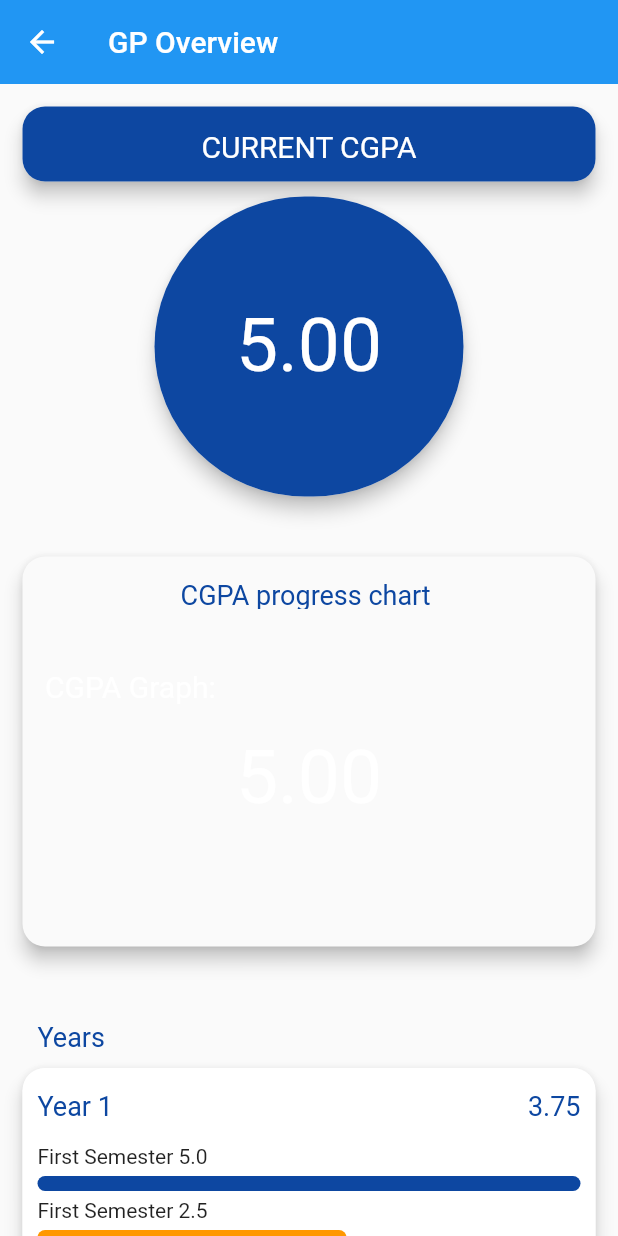
After one commit to matthewmoyongho/my_grade_tracker, a Flutter app: the OverviewScreen screen opened by its route, after a tap on an icon or button, on a phone screen of 412 x 824 dp. The commit adds this screen. Run offline on Flutter 3.47's test engine with Material 2 defaults, Android fonts, the phone set to English and light mode, and no system bars.

Commit message:
More updates on UI

```diff
--- a/lib/app.dart
+++ b/lib/app.dart
@@ -1,11 +1,12 @@
 import 'package:flutter/material.dart';
-import 'package:my_grades_app/constants.dart';
 
+import './constants.dart';
 import './screens/authentication/sign_in.dart';
 import './screens/authentication/sign_up.dart';
-import 'screens/bottom_nav_screens/overview_screen.dart';
-import './screens/semester.dart';
-import './screens/year.dart';
+import './screens/great_point/great_point_overview_screen.dart';
+import './screens/great_point/semester.dart';
+import './screens/great_point/year.dart';
+import '../screens/bottom_nav_screens/overview_screen.dart';
 
 class MyApp extends StatelessWidget {
   @override
@@ -23,6 +24,7 @@ class MyApp extends StatelessWidget {
         kOverviewScreenRoute: (context) => OverviewScreen(),
         kSemesterScreenRoute: (context) => SemesterScreen(),
         kYearScreenRoute: (context) => YearScreen(),
+        kGreatPointOverViewScreen: (context) => GreatPointOverViewScreen(),
       },
     );
   }
--- a/lib/constants.dart
+++ b/lib/constants.dart
@@ -1,6 +1,8 @@
 //My routes constants
+
 const String kOverviewScreenRoute = 'overviewScreen';
 const String kSemesterScreenRoute = 'SemesterScreen';
 const String kYearScreenRoute = 'YearScreen';
 const String kSignInScreenRoute = 'SignInScreen';
 const String kSignUpScreenRoute = 'SignUpScreen';
+const String kGreatPointOverViewScreen = 'GreatPointOverViewScreen';
--- a/lib/screens/bottom_nav_screens/overview_screen.dart
+++ b/lib/screens/bottom_nav_screens/overview_screen.dart
@@ -2,17 +2,18 @@ import 'package:flutter/material.dart';
 import 'package:flutter/services.dart';
 
 import '../../widgets/course_lecture_tile.dart';
+import '../../widgets/gp_tile.dart';
 import '../../widgets/section_tile.dart';
-
 
 class OverviewScreen extends StatelessWidget {
   @override
   Widget build(BuildContext context) {
-    SystemChrome.setSystemUIOverlayStyle(SystemUiOverlayStyle(
-      systemNavigationBarColor: Colors.blue[900],
-      statusBarColor: Colors.blue,
-      // statusBarBrightness: Brightness.dark,
-    ));
+    SystemChrome.setSystemUIOverlayStyle(
+      SystemUiOverlayStyle(
+        systemNavigationBarColor: Colors.blue[900],
+        statusBarColor: Colors.blue,
+      ),
+    );
     return Scaffold(
       appBar: PreferredSize(
         preferredSize: Size.zero,
@@ -38,7 +39,6 @@ class OverviewScreen extends StatelessWidget {
                 clipper: WaveClipper(),
                 child: Container(
                   color: Colors.blue[500],
-
                 ),
               ),
             ),
@@ -187,50 +187,7 @@ class OverviewScreen extends StatelessWidget {
                       height: 10,
                     ),
                     Expanded(
-                      child: Container(
-                        width: double.infinity,
-                        padding: EdgeInsets.all(15),
-                        decoration: BoxDecoration(
-                            color: Colors.white,
-                            borderRadius: BorderRadius.circular(15)),
-                        child: Column(
-                          crossAxisAlignment: CrossAxisAlignment.start,
-                          children: [
-                            RichText(
-                              text: TextSpan(
-                                children: [
-                                  WidgetSpan(
-                                      child: Icon(
-                                        Icons.gps_fixed_sharp,
-                                        color: Colors.green,
-                                      ),
-                                      alignment: PlaceholderAlignment.middle),
-                                  TextSpan(
-                                      text: ' CGPA',
-                                      style: TextStyle(
-                                        color: Colors.black,
-                                      ))
-                                ],
-                              ),
-                            ),
-                            SizedBox(
-                              height: 10,
-                            ),
-                            FittedBox(
-                              child: Text(
-                                '3.7',
-                                style: TextStyle(fontSize: 20),
-                              ),
-                            ),
-                            FittedBox(
-                              child: Text(
-                                'Up from the last semester',
-                                style: TextStyle(fontSize: 14),
-                              ),
-                            ),
-                          ],
-                        ),
-                      ),
+                      child: GPTile(),
                     ),
                   ],
                 ),
--- /dev/null
+++ b/lib/screens/great_point/great_point_overview_screen.dart
@@ -0,0 +1,134 @@
+import 'package:flutter/cupertino.dart';
+import 'package:flutter/material.dart';
+import 'package:my_grades_app/widgets/year_summary_tile.dart';
+
+class GreatPointOverViewScreen extends StatelessWidget {
+  const GreatPointOverViewScreen({Key? key}) : super(key: key);
+
+  @override
+  Widget build(BuildContext context) {
+    return Scaffold(
+      appBar: AppBar(
+        title: Text('GP Overview'),
+        elevation: 0.0,
+      ),
+      body: SingleChildScrollView(
+        child: Container(
+          padding: const EdgeInsets.all(15.0),
+          width: double.infinity,
+          child: Column(
+            crossAxisAlignment: CrossAxisAlignment.center,
+            children: [
+              Material(
+                borderRadius: BorderRadius.circular(15),
+                elevation: 5,
+                child: Container(
+                  width: double.infinity,
+                  padding: EdgeInsets.all(15),
+                  height: 50,
+                  decoration: BoxDecoration(
+                    borderRadius: BorderRadius.circular(15),
+                    color: Colors.blue[900],
+                  ),
+                  child: Center(
+                    child: Text(
+                      'CURRENT CGPA',
+                      style: TextStyle(color: Colors.white, fontSize: 20),
+                    ),
+                  ),
+                ),
+              ),
+              SizedBox(
+                height: 10,
+              ),
+              Material(
+                borderRadius: BorderRadius.circular(100),
+                elevation: 5,
+                child: Container(
+                  width: MediaQuery.of(context).size.width * .5,
+                  padding: EdgeInsets.all(15),
+                  height: 200,
+                  decoration: BoxDecoration(
+                    borderRadius: BorderRadius.circular(100),
+                    color: Colors.blue[900],
+                  ),
+                  child: Center(
+                    child: Text(
+                      '5.00',
+                      style: TextStyle(color: Colors.white, fontSize: 50),
+                    ),
+                  ),
+                ),
+              ),
+              SizedBox(
+                height: 40,
+              ),
+              Material(
+                borderRadius: BorderRadius.circular(15),
+                elevation: 5,
+                child: Column(
+                  children: [
+                    Container(
+                      width: double.infinity,
+                      padding: EdgeInsets.all(15),
+                      height: 50,
+                      decoration: BoxDecoration(
+                        borderRadius: BorderRadius.circular(15),
+                        //color: Colors.blue[900],
+                      ),
+                      child: Center(
+                        child: Text(
+                          'CGPA progress chart ',
+                          style:
+                              TextStyle(color: Colors.blue[900], fontSize: 18),
+                        ),
+                      ),
+                    ),
+                    SizedBox(
+                      height: 10,
+                    ),
+                    Container(
+                      width: double.infinity,
+                      padding: EdgeInsets.all(15),
+                      height: 200,
+                      decoration: BoxDecoration(
+                        borderRadius: BorderRadius.circular(15),
+                        // color: Colors.blue[900],
+                      ),
+                      child: Column(
+                          crossAxisAlignment: CrossAxisAlignment.start,
+                          children: [
+                            Text(
+                              'CGPA Graph:',
+                              style:
+                                  TextStyle(color: Colors.white, fontSize: 20),
+                            ),
+                            SizedBox(
+                              height: 20,
+                            ),
+                            Center(
+                              child: Text(
+                                '5.00',
+                                style: TextStyle(
+                                    color: Colors.white, fontSize: 50),
+                              ),
+                            ),
+                          ]),
+                    ),
+                  ],
+                ),
+              ),
+              SizedBox(
+                height: 40,
+              ),
+              YearSummaryTile(fsgp: 5.0, ssgp: 2.5, year: 'First Year'),
+              YearSummaryTile(fsgp: 1.24, ssgp: 4.0, year: 'Second Year'),
+              YearSummaryTile(fsgp: 4.3, ssgp: 5.0, year: 'Third Year'),
+              YearSummaryTile(fsgp: 4.1, ssgp: 4.5, year: 'Fourth Year'),
+            ],
+          ),
+        ),
+      ),
+    );
+  }
+}
--- a/lib/widgets/auth_form.dart
+++ b/lib/widgets/auth_form.dart
@@ -13,7 +13,7 @@ class AuthForm extends StatefulWidget {
 class _AuthFormState extends State<AuthForm> {
   bool obscurePassword = true;
   String? _userName;
-  String? _usermail;
+  String? _userMail;
   String? _password;
   final _formKey = GlobalKey<FormState>();
   void submit() {
@@ -21,7 +21,7 @@ class _AuthFormState extends State<AuthForm> {
     // _formState.validate()
     _formState.save();
     widget.submit(
-        _userName!.trim(), _usermail!.trim(), _password!.trim(), context);
+        _userName!.trim(), _userMail!.trim(), _password!.trim(), context);
   }
 
   @override
@@ -62,7 +62,7 @@ class _AuthFormState extends State<AuthForm> {
                     ),
               SizedBox(height: 10),
               TextFormField(
-                onSaved: (val) => _usermail = val,
+                onSaved: (val) => _userMail = val,
                 validator: (value) => value!.isEmpty || !value.contains('@')
                     ? 'enter a valid email'
                     : null,
--- /dev/null
+++ b/lib/widgets/gp_progress_bar.dart
@@ -0,0 +1,19 @@
+import 'package:flutter/material.dart';
+
+class GPProgressBar extends StatelessWidget {
+  final double gp;
+  Color color;
+  GPProgressBar(this.gp, this.color);
+
+  @override
+  Widget build(BuildContext context) {
+    return Container(
+      decoration: BoxDecoration(
+        color: color,
+        borderRadius: BorderRadius.circular(10),
+      ),
+      width: (gp / 5) * MediaQuery.of(context).size.width,
+      height: 10,
+    );
+  }
+}
--- /dev/null
+++ b/lib/widgets/gp_tile.dart
@@ -0,0 +1,58 @@
+import 'package:flutter/material.dart';
+import 'package:my_grades_app/constants.dart';
+
+class GPTile extends StatelessWidget {
+  const GPTile({
+    Key? key,
+  }) : super(key: key);
+
+  @override
+  Widget build(BuildContext context) {
+    return GestureDetector(
+      onTap: () => Navigator.of(context).pushNamed(kGreatPointOverViewScreen),
+      child: Container(
+        width: double.infinity,
+        padding: EdgeInsets.all(15),
+        decoration: BoxDecoration(
+            color: Colors.white, borderRadius: BorderRadius.circular(15)),
+        child: Column(
+          crossAxisAlignment: CrossAxisAlignment.start,
+          children: [
+            RichText(
+              text: TextSpan(
+                children: [
+                  WidgetSpan(
+                      child: Icon(
+                        Icons.gps_fixed_sharp,
+                        color: Colors.green,
+                      ),
+                      alignment: PlaceholderAlignment.middle),
+                  TextSpan(
+                      text: ' CGPA',
+                      style: TextStyle(
+                        color: Colors.black,
+                      ))
+                ],
+              ),
+            ),
+            SizedBox(
+              height: 10,
+            ),
+            FittedBox(
+              child: Text(
+                '3.7',
+                style: TextStyle(fontSize: 20),
+              ),
+            ),
+            FittedBox(
+              child: Text(
+                'Up from the last semester',
+                style: TextStyle(fontSize: 14),
+              ),
+            ),
+          ],
+        ),
+      ),
+    );
+  }
+}
--- /dev/null
+++ b/lib/widgets/year_summary_tile.dart
@@ -0,0 +1,107 @@
+import 'package:flutter/material.dart';
+import 'package:my_grades_app/widgets/gp_progress_bar.dart';
+
+class YearSummaryTile extends StatefulWidget {
+  final String year;
+  final double fsgp;
+  final double ssgp;
+  YearSummaryTile({required this.year, required this.fsgp, required this.ssgp});
+
+  @override
+  _YearSummaryTileState createState() => _YearSummaryTileState();
+}
+
+class _YearSummaryTileState extends State<YearSummaryTile> {
+  Color setColor(double gp) {
+    final progressColor;
+    if (gp >= 4.5) {
+      progressColor = Colors.blue[900];
+    } else if (gp >= 3.5) {
+      progressColor = Colors.green;
+    } else if (gp >= 2.5) {
+      progressColor = Colors.orange;
+    } else {
+      progressColor = Colors.red;
+    }
+    return progressColor;
+  }
+
+  @override
+  Widget build(BuildContext context) {
+    return Column(
+      children: [
+        Container(
+          padding: EdgeInsets.all(10),
+          decoration: BoxDecoration(
+            // color: Colors.blue[900],
+            borderRadius: BorderRadius.only(
+              topRight: Radius.circular(15),
+              topLeft: Radius.circular(15),
+            ),
+          ),
+          width: double.infinity,
+          //alignment: Alignment.center,
+          child: Text(
+            'Years',
+            style: TextStyle(color: Colors.blue[900], fontSize: 18),
+          ),
+        ),
+        Material(
+          borderRadius: BorderRadius.circular(15),
+          elevation: 5,
+          child: Container(
+            width: double.infinity,
+            //padding: EdgeInsets.all(15),
+            //height: 200,
+            decoration: BoxDecoration(
+              borderRadius: BorderRadius.circular(15),
+              color: Colors.white,
+            ),
+            child: Padding(
+              padding: EdgeInsets.symmetric(vertical: 15, horizontal: 10),
+              child: Column(
+                crossAxisAlignment: CrossAxisAlignment.start,
+                children: [
+                  Container(
+                    //color: Colors.blue[500],
+                    child: Row(
+                      mainAxisAlignment: MainAxisAlignment.spaceBetween,
+                      children: [
+                        Text(
+                          'Year 1',
+                          style:
+                              TextStyle(color: Colors.blue[900], fontSize: 18),
+                        ),
+                        Text(
+                          '${((widget.fsgp + widget.ssgp) / 2).toStringAsFixed(2)}',
+                          style:
+                              TextStyle(color: Colors.blue[900], fontSize: 18),
+                        ),
+                      ],
+                    ),
+                  ),
+                  SizedBox(
+                    height: 15,
+                  ),
+                  Text('First Semester ${widget.fsgp}'),
+                  SizedBox(
+                    height: 5,
+                  ),
+                  GPProgressBar(widget.fsgp, setColor(widget.fsgp)),
+                  SizedBox(
+                    height: 5,
+                  ),
+                  Text('First Semester ${widget.ssgp}'),
+                  SizedBox(
+                    height: 5,
+                  ),
+                  GPProgressBar(widget.ssgp, setColor(widget.ssgp)),
+                ],
+              ),
+            ),
+          ),
+        ),
+      ],
+    );
+  }
+}
```
Also changed, not shown: lib/screens/great_point/semester.dart (renamed from lib/screens/semester.dart), lib/screens/great_point/year.dart (renamed from lib/screens/year.dart).
